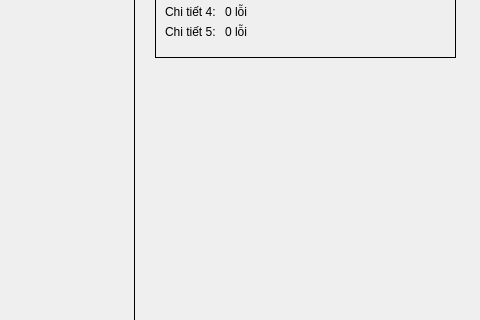
This is main_window.ui in huy-lv/partcheck as Qt 5 draws it before an edit; both pictures show x 525 to 1005 and y 186 to 506 of the 1005 by 737 pixel window. The edited form follows.
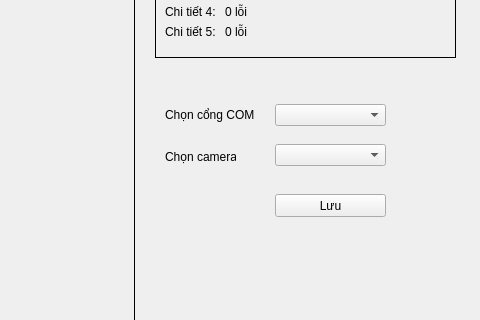
This is the edited form.

Commit message: allow select com port

```diff
--- a/main_window.ui
+++ b/main_window.ui
@@ -326,6 +326,65 @@
               <string>0 lỗi</string>
           </property>
       </widget>
+      <widget class="QComboBox" name="cbSelectCom">
+          <property name="geometry">
+              <rect>
+                  <x>800</x>
+                  <y>290</y>
+                  <width>111</width>
+                  <height>22</height>
+              </rect>
+          </property>
+      </widget>
+      <widget class="QLabel" name="label_6">
+          <property name="geometry">
+              <rect>
+                  <x>690</x>
+                  <y>290</y>
+                  <width>91</width>
+                  <height>21</height>
+              </rect>
+          </property>
+          <property name="text">
+              <string>Chọn cổng COM</string>
+          </property>
+      </widget>
+      <widget class="QLabel" name="label_7">
+          <property name="geometry">
+              <rect>
+                  <x>690</x>
+                  <y>333</y>
+                  <width>71</width>
+                  <height>20</height>
+              </rect>
+          </property>
+          <property name="text">
+              <string>Chọn camera</string>
+          </property>
+      </widget>
+      <widget class="QComboBox" name="cbSelectCam">
+          <property name="geometry">
+              <rect>
+                  <x>800</x>
+                  <y>330</y>
+                  <width>111</width>
+                  <height>22</height>
+              </rect>
+          </property>
+      </widget>
+      <widget class="QPushButton" name="btSaveSetting">
+          <property name="geometry">
+              <rect>
+                  <x>800</x>
+                  <y>380</y>
+                  <width>111</width>
+                  <height>23</height>
+              </rect>
+          </property>
+          <property name="text">
+              <string>Lưu</string>
+          </property>
+      </widget>
   </widget>
   <widget class="QMenuBar" name="menubar">
    <property name="geometry">
```
The commit also changes 1 other file.
